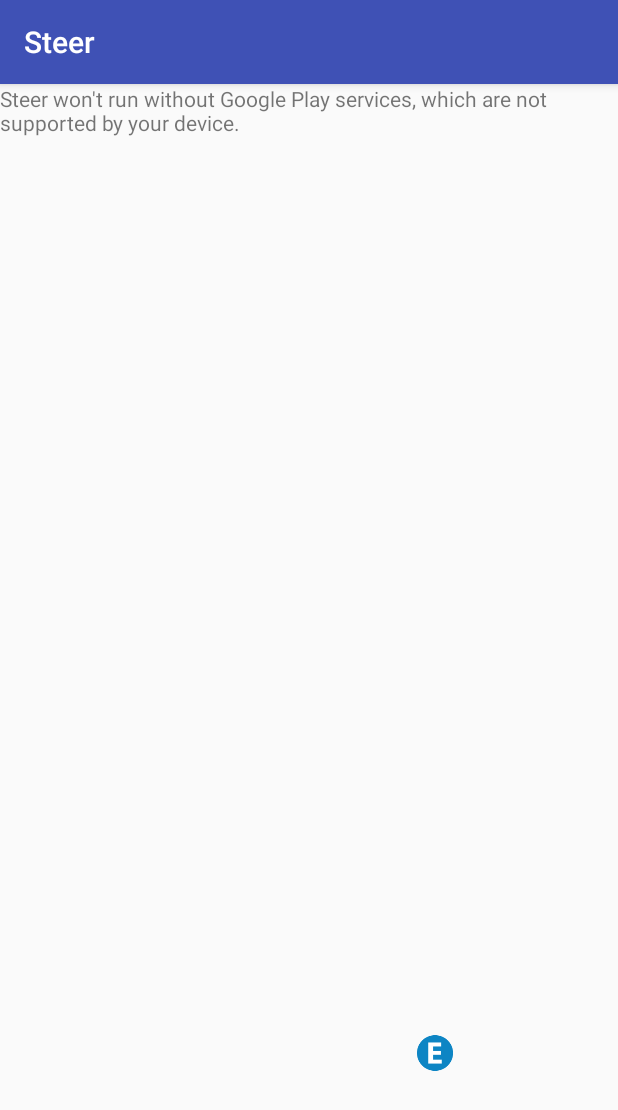
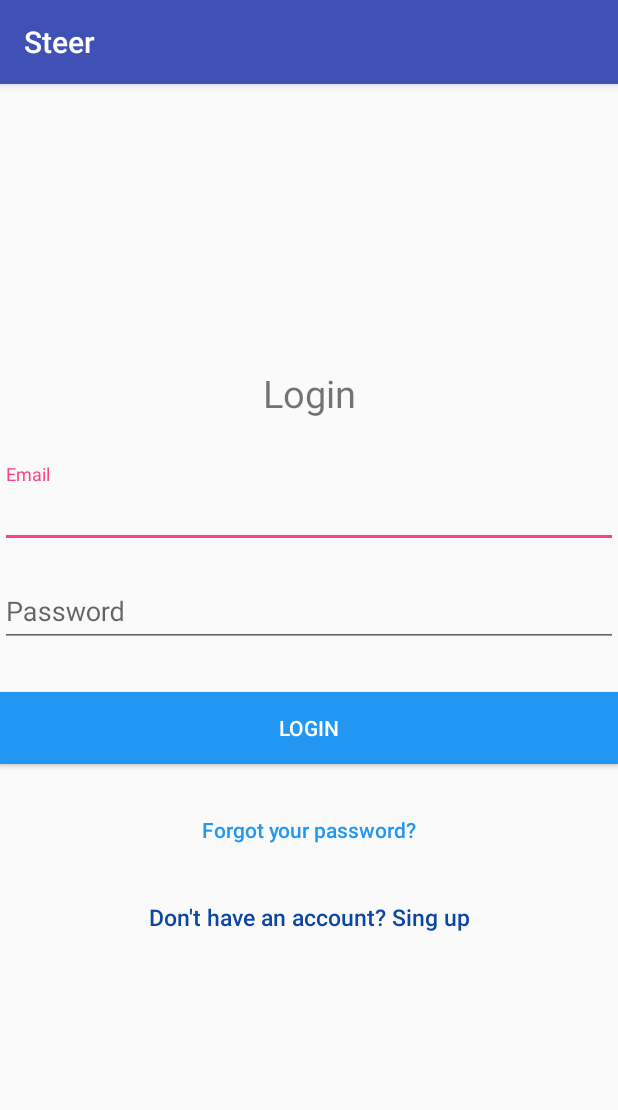
Before and after one commit to joaquinjv/steertesis, an Android app: the screen it shows after launch (MainActivity before the commit, LoginActivity after it), on a phone screen of 412 x 824 dp. Shown: the top 1110 px of the screen. Run offline under Robolectric (Android 15) with nearby library versions, the phone set to English and light mode, and no system bars; our stand-ins replace Firebase (no records; nobody signed in at launch, a user with empty details on screens opened directly).

Commit message:
Pedro Autenticacion

```diff
--- /dev/null
+++ b/app/src/main/java/com/unlp/tesis/steer/LoginActivity.java
@@ -0,0 +1,159 @@
+package com.unlp.tesis.steer;
+
+import android.content.Intent;
+import android.os.Bundle;
+import android.support.annotation.NonNull;
+import android.support.v7.app.AlertDialog;
+import android.support.v7.app.AppCompatActivity;
+import android.support.v7.widget.Toolbar;
+import android.text.TextUtils;
+import android.view.LayoutInflater;
+import android.view.View;
+import android.widget.Button;
+import android.widget.EditText;
+import android.widget.ProgressBar;
+import android.widget.Toast;
+
+import com.google.android.gms.tasks.OnCompleteListener;
+import com.google.android.gms.tasks.Task;
+import com.google.firebase.auth.AuthResult;
+import com.google.firebase.auth.FirebaseAuth;
+
+public class LoginActivity extends AppCompatActivity {
+
+    private EditText inputEmail, inputPassword;
+    private FirebaseAuth auth;
+    private ProgressBar progressBar;
+    private Button btnSignup, btnLogin, btnReset;
+
+    @Override
+    protected void onCreate(Bundle savedInstanceState) {
+        super.onCreate(savedInstanceState);
+
+        //Get Firebase auth instance
+        auth = FirebaseAuth.getInstance();
+
+        if (auth.getCurrentUser() != null) {
+            startActivity(new Intent(LoginActivity.this, MainActivity.class));
+            finish();
+        }
+
+        // set the view now
+        setContentView(R.layout.activity_login);
+
+//        Toolbar toolbar = (Toolbar) findViewById(R.id.toolbar);
+//        setSupportActionBar(toolbar);
+
+        inputEmail = (EditText) findViewById(R.id.email);
+        inputPassword = (EditText) findViewById(R.id.password);
+        progressBar = (ProgressBar) findViewById(R.id.progressBar);
+        btnSignup = (Button) findViewById(R.id.btn_signup);
+        btnLogin = (Button) findViewById(R.id.btn_login);
+        btnReset = (Button) findViewById(R.id.btn_reset_password);
+
+        //Get Firebase auth instance
+        auth = FirebaseAuth.getInstance();
+
+        btnSignup.setOnClickListener(new View.OnClickListener() {
+            @Override
+            public void onClick(View v) {
+                startActivity(new Intent(LoginActivity.this, SignupActivity.class));
+            }
+        });
+
+        btnReset.setOnClickListener(new View.OnClickListener() {
+            @Override
+            public void onClick(View v) {
+                resetPassword();
+                //startActivity(new Intent(LoginActivity.this, ResetPasswordActivity.class));
+            }
+        });
+
+        btnLogin.setOnClickListener(new View.OnClickListener() {
+            @Override
+            public void onClick(View v) {
+                String email = inputEmail.getText().toString();
+                final String password = inputPassword.getText().toString();
+
+                if (TextUtils.isEmpty(email)) {
+                    Toast.makeText(getApplicationContext(), "Enter email address!", Toast.LENGTH_SHORT).show();
+                    return;
+                }
+
+                if (TextUtils.isEmpty(password)) {
+                    Toast.makeText(getApplicationContext(), "Enter password!", Toast.LENGTH_SHORT).show();
+                    return;
+                }
+
+                progressBar.setVisibility(View.VISIBLE);
+
+                //authenticate user
+                auth.signInWithEmailAndPassword(email, password)
+                        .addOnCompleteListener(LoginActivity.this, new OnCompleteListener<AuthResult>() {
+                            @Override
+                            public void onComplete(@NonNull Task<AuthResult> task) {
+                                // If sign in fails, display a message to the user. If sign in succeeds
+                                // the auth state listener will be notified and logic to handle the
+                                // signed in user can be handled in the listener.
+                                progressBar.setVisibility(View.GONE);
+                                if (!task.isSuccessful()) {
+                                    // there was an error
+                                    if (password.length() < 6) {
+                                        inputPassword.setError(getString(R.string.minimum_password));
+                                    } else {
+                                        Toast.makeText(LoginActivity.this, getString(R.string.auth_failed), Toast.LENGTH_LONG).show();
+                                    }
+                                } else {
+                                    Intent intent = new Intent(LoginActivity.this, MainActivity.class);
+                                    startActivity(intent);
+                                    finish();
+                                }
+                            }
+                        });
+            }
+        });
+    }
+
+    private void resetPassword() {
+        final AlertDialog.Builder dialogBuilder = new AlertDialog.Builder(this);
+        LayoutInflater inflater = getLayoutInflater();
+        final View dialogView = inflater.inflate(R.layout.activity_reset_password, null);
+        dialogBuilder.setView(dialogView);
+
+        final EditText editEmail = (EditText) dialogView.findViewById(R.id.email);
+        final Button btnReset = (Button) dialogView.findViewById(R.id.btn_reset_password);
+        final ProgressBar progressBar1 = (ProgressBar) dialogView.findViewById(R.id.progressBar);
+
+        //dialogBuilder.setTitle("Send Photos");
+        final AlertDialog dialog = dialogBuilder.create();
+
+        btnReset.setOnClickListener(new View.OnClickListener() {
+            public void onClick(View v) {
+                String email = editEmail.getText().toString().trim();
+
+                if (TextUtils.isEmpty(email)) {
+                    Toast.makeText(getApplication(), "Enter your registered email id", Toast.LENGTH_SHORT).show();
+                    return;
+                }
+
+                progressBar1.setVisibility(View.VISIBLE);
+                auth.sendPasswordResetEmail(email)
+                        .addOnCompleteListener(new OnCompleteListener<Void>() {
+                            @Override
+                            public void onComplete(@NonNull Task<Void> task) {
+                                if (task.isSuccessful()) {
+                                    Toast.makeText(LoginActivity.this, "We have sent you instructions to reset your password!", Toast.LENGTH_SHORT).show();
+                                } else {
+                                    Toast.makeText(LoginActivity.this, "Failed to send reset email!", Toast.LENGTH_SHORT).show();
+                                }
+
+                                progressBar1.setVisibility(View.GONE);
+                                dialog.dismiss();
+                            }
+                        });
+
+            }
+        });
+        dialog.show();
+    }
+}
--- /dev/null
+++ b/app/src/main/res/layout/activity_login.xml
@@ -0,0 +1,111 @@
+<?xml version="1.0" encoding="utf-8"?>
+<android.support.design.widget.CoordinatorLayout
+    xmlns:android="http://schemas.android.com/apk/res/android"
+    xmlns:tools="http://schemas.android.com/tools"
+    xmlns:app="http://schemas.android.com/apk/res-auto"
+    android:layout_width="match_parent"
+    android:layout_height="match_parent"
+    android:fitsSystemWindows="true"
+    tools:context=".LoginActivity">
+
+    <android.support.design.widget.AppBarLayout
+        android:id="@+id/appbar"
+        android:layout_width="match_parent"
+        android:layout_height="wrap_content"
+        android:theme="@style/ThemeOverlay.AppCompat.Dark.ActionBar">
+
+        <!--<include layout="@layout/toolbar" />-->
+
+    </android.support.design.widget.AppBarLayout>
+
+    <LinearLayout
+        app:layout_behavior="@string/appbar_scrolling_view_behavior"
+        android:layout_width="fill_parent"
+        android:layout_height="fill_parent"
+        android:gravity="center"
+        android:orientation="vertical"
+        android:padding="@dimen/activity_horizontal_margin">
+
+        <TextView
+            android:layout_width="match_parent"
+            android:layout_height="wrap_content"
+            android:gravity="center"
+            android:layout_marginBottom="30dp"
+            android:text="Login"
+            android:textSize="25sp"/>
+
+        <android.support.design.widget.TextInputLayout
+            android:layout_width="match_parent"
+            android:layout_height="wrap_content">
+
+            <EditText
+                android:id="@+id/email"
+                android:layout_width="match_parent"
+                android:layout_height="wrap_content"
+                android:layout_marginBottom="10dp"
+                android:hint="@string/hint_email"
+                android:inputType="textEmailAddress"
+                android:imeOptions="actionNext"
+                android:textColor="@color/input_login"
+                android:textColorHint="@color/input_login_hint" />
+        </android.support.design.widget.TextInputLayout>
+
+        <android.support.design.widget.TextInputLayout
+            android:layout_width="match_parent"
+            android:layout_height="wrap_content">
+
+            <EditText
+                android:id="@+id/password"
+                android:layout_width="fill_parent"
+                android:layout_height="wrap_content"
+                android:layout_marginBottom="10dp"
+                android:hint="@string/hint_password"
+                android:inputType="textPassword"
+                android:imeOptions="actionDone"
+                android:textColor="@color/input_login"
+                android:textColorHint="@color/input_login_hint" />
+        </android.support.design.widget.TextInputLayout>
+
+        <!-- Login Button -->
+
+        <Button
+            android:id="@+id/btn_login"
+            android:layout_width="fill_parent"
+            android:layout_height="wrap_content"
+            android:layout_marginTop="20dip"
+            android:background="@color/btn_login_register"
+            android:text="@string/btn_login"
+            android:textColor="@color/white" />
+
+        <Button
+            android:id="@+id/btn_reset_password"
+            android:layout_width="fill_parent"
+            android:layout_height="wrap_content"
+            android:layout_marginTop="20dip"
+            android:background="@null"
+            android:text="@string/btn_forgot_password"
+            android:textAllCaps="false"
+            android:textColor="@color/btn_login_register" />
+
+        <!-- Link to Sign up Screen -->
+
+        <Button
+            android:id="@+id/btn_signup"
+            android:layout_width="fill_parent"
+            android:layout_height="wrap_content"
+            android:layout_marginTop="10dip"
+            android:background="@null"
+            android:text="Don&apos;t have an account? Sing up"
+            android:textAllCaps="false"
+            android:textColor="@color/btn_register"
+            android:textSize="15sp" />
+    </LinearLayout>
+
+    <ProgressBar
+        android:id="@+id/progressBar"
+        android:layout_width="30dp"
+        android:layout_height="30dp"
+        android:layout_gravity="center|bottom"
+        android:layout_marginBottom="10dp"
+        android:visibility="gone" />
+</android.support.design.widget.CoordinatorLayout>
--- a/app/src/main/res/values/colors.xml
+++ b/app/src/main/res/values/colors.xml
@@ -3,4 +3,15 @@
     <color name="colorPrimary">#3F51B5</color>
     <color name="colorPrimaryDark">#303F9F</color>
     <color name="colorAccent">#FF4081</color>
+
+    <color name="white">#ffffff</color>
+
+    <color name="lbl_email">#333333</color>
+    <color name="input_login">#222222</color>
+    <color name="input_register">#222222</color>
+    <color name="input_login_hint">#999999</color>
+    <color name="input_register_hint">#999999</color>
+    <color name="btn_login_register">#2196F3</color>
+    <color name="btn_register">#0D47A1</color>
+    <color name="btn_logut">#ff6861</color>
 </resources>
--- a/app/src/main/res/values/strings.xml
+++ b/app/src/main/res/values/strings.xml
@@ -32,4 +32,20 @@
     <string name="unknown_geofence_transition">Unknown Transition</string>
 
     <string name="geofence_transition_notification_text">Click notification to return to app</string>
+
+    <string name="action_sign_in_short">Register</string>
+    <string name="email">Email</string>
+    <string name="minimum_password">Password too short, enter minimum 6 characters!</string>
+    <string name="auth_failed">Authentication failed, check your email and password or sign up</string>
+    <string name="title_activity_login">Sign in</string>
+    <string name="hint_email">Email</string>
+    <string name="hint_password">Password</string>
+    <string name="btn_login">LOGIN</string>
+    <string name="btn_link_to_login">already registered. login me!</string>
+    <string name="btn_forgot_password">Forgot your password?</string>
+    <string name="btn_reset_password">Reset Password</string>
+    <string name="btn_back"><![CDATA[<< Back]]></string>
+    <string name="btn_sign_out">Sign Out</string>
+    <string name="lbl_forgot_password">Forgot password?</string>
+    <string name="forgot_password_msg">We just need your registered Email Id to sent you password reset instructions.</string>
 </resources>
```
Also changed, not shown: app/build.gradle (+10 -8 lines), app/src/main/AndroidManifest.xml (+18 -0 lines), app/src/main/java/com/unlp/tesis/steer/MainActivity.java (+30 -0 lines), app/src/main/java/com/unlp/tesis/steer/SignupActivity.java (added, +158 -0 lines), app/src/main/res/layout/activity_reset_password.xml (added, +80 -0 lines), app/src/main/res/layout/activity_signup.xml (added, +114 -0 lines), 1 other file.
